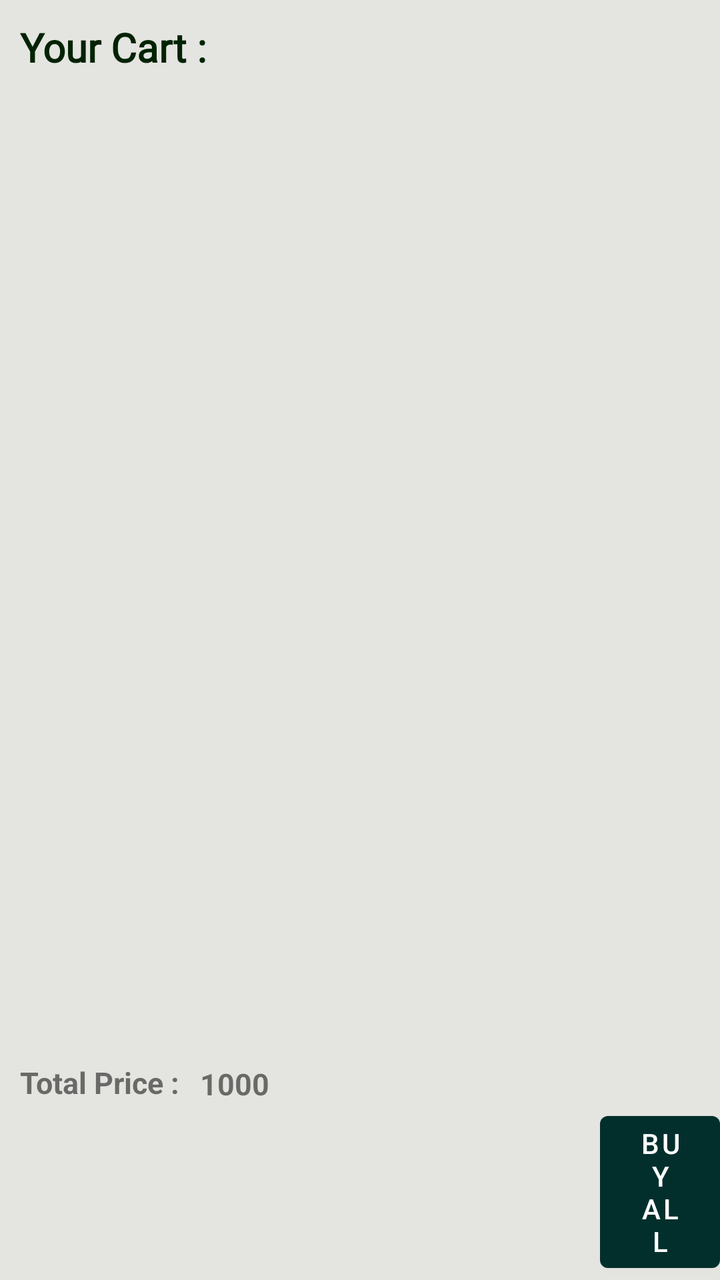
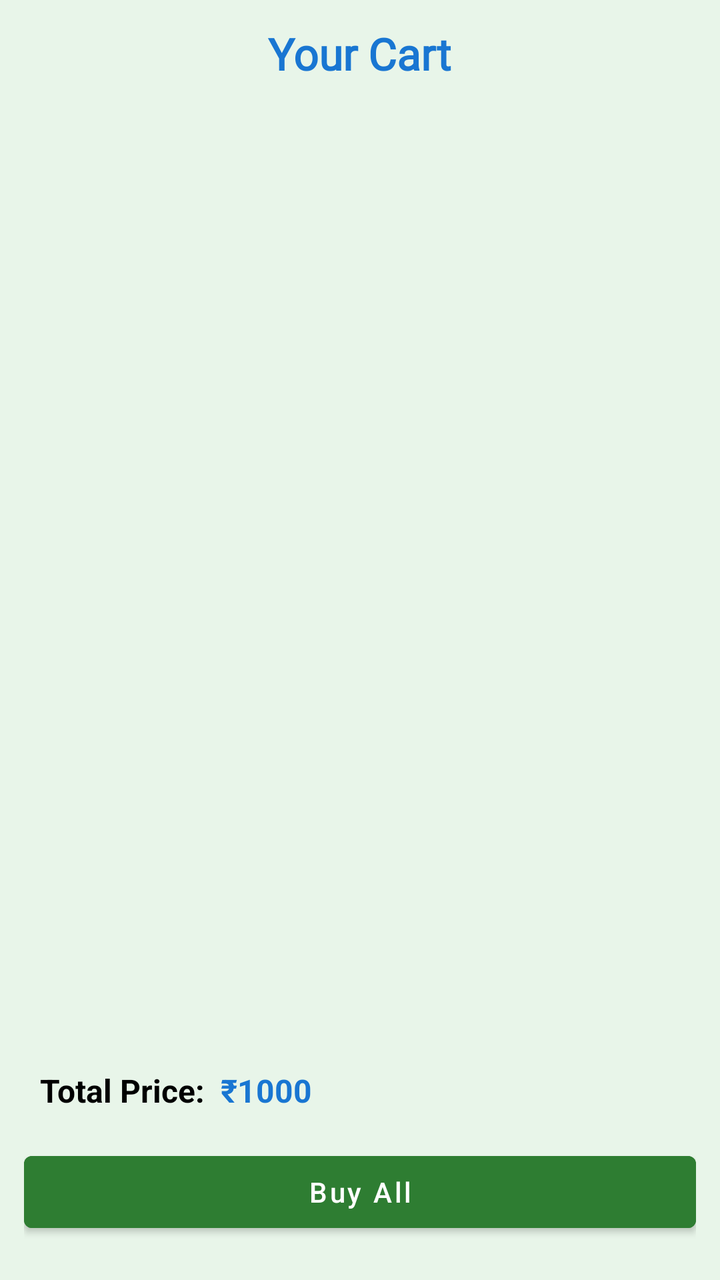

Two renders of the same Android screen: before a commit and after it. Below are the layout's source before the change and the commit's diff.
<!-- AndroidManifest.xml: application theme Theme.AgroGo -->
<!-- res/layout/fragment_user_add2_cart.xml -->
<?xml version="1.0" encoding="utf-8"?>
<layout
    xmlns:android="http://schemas.android.com/apk/res/android"
    xmlns:tools="http://schemas.android.com/tools">
<FrameLayout
    android:layout_width="match_parent"
    android:layout_height="match_parent"
    tools:context="Consumer.UserAdd2CartFragment"
    android:background="#E4E4E1">
    <LinearLayout
        android:layout_width="match_parent"
        android:layout_height="match_parent"
        android:orientation="vertical">
        <TextView
            android:layout_width="wrap_content"
            android:layout_height="wrap_content"
            android:text="Your Cart : "
            android:textStyle="bold"
            android:textColor="@color/blue_700"
            android:fontFamily="@font/bungee"
            android:textSize="20dp"
            android:layout_margin="10dp"/>
        <androidx.recyclerview.widget.RecyclerView
            android:id="@+id/cartRecycler"
            android:layout_width="match_parent"
            android:layout_height="0dp"
            android:layout_weight="1"
            android:layout_margin="5dp"/>
        <TextView
            android:layout_width="wrap_content"
            android:layout_height="wrap_content"
            android:text="Total Price :"
            android:layout_marginLeft="10dp"
            android:textStyle="bold"
            android:textSize="15sp"/>
        <TextView
            android:id="@+id/total_price"
            android:layout_width="wrap_content"
            android:layout_height="wrap_content"
            android:textSize="15sp"
            android:text="1000"
            android:textStyle="bold"
            android:layout_marginLeft="100dp"
            android:layout_marginTop="-20dp"/>
        <Button
            android:id="@+id/buyall_btn"
            android:layout_width="wrap_content"
            android:layout_height="wrap_content"
            android:layout_marginLeft="300dp"
            android:text="Buy All"/>
    </LinearLayout>
</FrameLayout>
</layout>
<!-- resources referenced by this layout -->
<resources>
  <color name="blue_700">#012302</color>
  <style name="Theme.AgroGo" parent="Theme.MaterialComponents.DayNight.NoActionBar">
          
          <item name="colorPrimary">@color/blue_500</item>
          <item name="colorPrimaryVariant">@color/blue_700</item>
          <item name="colorOnPrimary">@color/white</item>
          <item name="colorSecondary">@color/green_500</item>
          <item name="colorOnSecondary">@color/white</item>
          <item name="android:windowContentTransitions">true</item>
  
  
      </style>
  <color name="blue_500">#022F2C</color>
  <color name="white">#FFFFFF</color>
  <color name="green_500">#011B01</color>
</resources>

<!-- the commit's change to res/layout/fragment_user_add2_cart.xml (unified diff, before → after) -->
@@ -1,53 +1,232 @@
 <?xml version="1.0" encoding="utf-8"?>
-<layout
-    xmlns:android="http://schemas.android.com/apk/res/android"
-    xmlns:tools="http://schemas.android.com/tools">
-<FrameLayout
-    android:layout_width="match_parent"
-    android:layout_height="match_parent"
-    tools:context="Consumer.UserAdd2CartFragment"
-    android:background="#E4E4E1">
-    <LinearLayout
+<layout xmlns:android="http://schemas.android.com/apk/res/android"
+    xmlns:tools="http://schemas.android.com/tools"
+    xmlns:app="http://schemas.android.com/apk/res-auto">
+
+    <FrameLayout
         android:layout_width="match_parent"
         android:layout_height="match_parent"
-        android:orientation="vertical">
-        <TextView
-            android:layout_width="wrap_content"
-            android:layout_height="wrap_content"
-            android:text="Your Cart : "
+        tools:context="Consumer.UserAdd2CartFragment"
+        android:background="@color/green_light">
+
+        <LinearLayout
+            android:layout_width="match_parent"
+            android:layout_height="match_parent"
+            android:orientation="vertical"
+            android:padding="12dp">
+
+            
+            <TextView
+                android:layout_width="wrap_content"
+                android:layout_height="wrap_content"
+                android:text="Your Cart"
+                android:textStyle="bold"
+                android:textColor="@color/blue_7100"
+                android:fontFamily="@font/bungee"
+                android:textSize="22sp"
+                android:layout_gravity="center_horizontal"
+                android:layout_marginBottom="8dp" />
+
+            
+            <androidx.recyclerview.widget.RecyclerView
+                android:id="@+id/cartRecycler"
+                android:layout_width="match_parent"
+                android:layout_height="0dp"
+                android:layout_weight="1"
+                android:layout_marginTop="4dp"
+                android:layout_marginBottom="12dp"
+                android:clipToPadding="false"
+                android:padding="4dp"
+                tools:listitem="@layout/cart_layout" />
+            
+            <LinearLayout
+                android:id="@+id/emptyCartLayout"
+                android:layout_width="match_parent"
+                android:layout_height="0dp"
+                android:layout_weight="1"
+                android:orientation="vertical"
+                android:gravity="center"
+                android:visibility="gone">
+                <com.airbnb.lottie.LottieAnimationView
+                    android:id="@+id/emptyslide"
+                    android:layout_width="250dp"
+                    android:layout_height="250dp"
+                    android:layout_marginBottom="16dp"
+                    app:layout_constraintEnd_toEndOf="parent"
+                    app:layout_constraintStart_toStartOf="parent"
+                    app:layout_constraintTop_toTopOf="parent"
+                    app:lottie_autoPlay="true"
+                    app:lottie_loop="true"
+                    app:lottie_rawRes="@raw/emptycart" />
+                <TextView
+                    android:id="@+id/emptyCartText"
+                    android:layout_width="wrap_content"
+                    android:layout_height="wrap_content"
+                    android:text="Your cart is empty!"
+                    android:textSize="18sp"
+                    android:textColor="@color/gray_dark"
+                    android:textStyle="bold" />
+
+                <TextView
+                    android:layout_width="wrap_content"
+                    android:layout_height="wrap_content"
+                    android:text="Start adding fresh products now 🌿"
+                    android:textSize="14sp"
+                    android:textColor="@color/gray_dark"
+                    android:layout_marginTop="4dp" />
+            </LinearLayout>
+            
+            <LinearLayout
+                android:layout_width="match_parent"
+                android:layout_height="wrap_content"
+                android:orientation="horizontal"
+                android:gravity="center_vertical"
+                android:paddingHorizontal="8dp"
+                android:layout_marginBottom="12dp">
+                <TextView
+                    android:layout_width="wrap_content"
+                    android:layout_height="wrap_content"
+                    android:text="Total Price:"
+                    android:textStyle="bold"
+                    android:textSize="16sp"
+                    android:textColor="@color/black"
+                    android:layout_marginEnd="8dp" />
+
+                <TextView
+                    android:id="@+id/total_price"
+                    android:layout_width="wrap_content"
+                    android:layout_height="wrap_content"
+                    android:text="₹1000"
+                    android:textStyle="bold"
+                    android:textSize="16sp"
+                    android:textColor="@color/blue_7100" />
+            </LinearLayout>
+
+            
+            <Button
+                android:id="@+id/buyall_btn"
+                android:layout_width="match_parent"
+                android:layout_height="wrap_content"
+                android:text="Buy All"
+                android:textAllCaps="false"
+                android:textColor="@android:color/white"
+                android:backgroundTint="@color/green_600"
+                android:layout_marginTop="4dp"
+                android:layout_marginBottom="8dp"
+                android:elevation="4dp" />
+        </LinearLayout>
+    </FrameLayout>
+</layout>
+<!-- res/layout/cart_layout.xml (included above) -->
+<?xml version="1.0" encoding="utf-8"?>
+<androidx.cardview.widget.CardView xmlns:android="http://schemas.android.com/apk/res/android"
+    xmlns:app="http://schemas.android.com/apk/res-auto"
+    android:layout_width="match_parent"
+    android:layout_height="wrap_content"
+    android:layout_margin="8dp"
+    app:cardCornerRadius="12dp"
+    app:cardElevation="6dp"
+    android:foreground="?android:attr/selectableItemBackground"
+    android:clickable="true"
+    android:focusable="true">
+
+    <androidx.constraintlayout.widget.ConstraintLayout
+        android:layout_width="match_parent"
+        android:layout_height="wrap_content"
+        android:padding="8dp">
+
+        
+        <ImageView
+            android:id="@+id/prod_imageCart"
+            android:layout_width="120dp"
+            android:layout_height="120dp"
+            android:layout_margin="8dp"
+            android:scaleType="centerCrop"
+            android:src="@drawable/vl"
+            app:layout_constraintTop_toTopOf="parent"
+            app:layout_constraintBottom_toBottomOf="parent"
+            app:layout_constraintStart_toStartOf="parent" />
+
+        
+        <TextView
+            android:id="@+id/prod_nameCart"
+            android:layout_width="0dp"
+            android:layout_height="wrap_content"
+            android:layout_marginStart="8dp"
+            android:text="Product Name"
+            android:textColor="@color/blue_700"
+            android:textSize="18sp"
+            android:textStyle="bold"
+            app:layout_constraintStart_toEndOf="@id/prod_imageCart"
+            app:layout_constraintTop_toTopOf="@id/prod_imageCart"
+            app:layout_constraintEnd_toEndOf="parent" />
+
+        
+        <TextView
+            android:id="@+id/prod_descCart"
+            android:layout_width="0dp"
+            android:layout_height="wrap_content"
+            android:layout_marginTop="4dp"
+            android:layout_marginStart="8dp"
+            android:text="Fresh and organic"
+            android:textColor="@color/blue_700"
+            android:textSize="14sp"
+            app:layout_constraintStart_toEndOf="@id/prod_imageCart"
+            app:layout_constraintTop_toBottomOf="@id/prod_nameCart"
+            app:layout_constraintEnd_toEndOf="parent" />
+
+        
+        <TextView
+            android:id="@+id/prod_priceTagCart"
+            android:layout_width="wrap_content"
+            android:layout_height="wrap_content"
+            android:layout_marginStart="8dp"
+            android:layout_marginTop="6dp"
+            android:text="Price:"
             android:textStyle="bold"
             android:textColor="@color/blue_700"
-            android:fontFamily="@font/bungee"
-            android:textSize="20dp"
-            android:layout_margin="10dp"/>
-        <androidx.recyclerview.widget.RecyclerView
-            android:id="@+id/cartRecycler"
-            android:layout_width="match_parent"
-            android:layout_height="0dp"
-            android:layout_weight="1"
-            android:layout_margin="5dp"/>
-        <TextView
-            android:layout_width="wrap_content"
-            android:layout_height="wrap_content"
-            android:text="Total Price :"
+            app:layout_constraintStart_toEndOf="@id/prod_imageCart"
+            app:layout_constraintTop_toBottomOf="@id/prod_descCart" />
+
+        
+        <TextView
+            android:id="@+id/prod_priceCart"
+            android:layout_width="wrap_content"
+            android:layout_height="wrap_content"
+            android:layout_marginStart="4dp"
+            android:text="₹100"
+            android:textStyle="bold"
+            android:textColor="@color/black"
+            app:layout_constraintStart_toEndOf="@id/prod_priceTagCart"
+            app:layout_constraintTop_toTopOf="@id/prod_priceTagCart" />
+
+        
+
+        <Button
+            android:id="@+id/removeBTNCart"
+            android:layout_width="wrap_content"
+            android:layout_height="wrap_content"
+            app:layout_editor_absoluteX="100dp"
+            android:backgroundTint="@color/red_400"
+            android:text="Remove"
+            app:layout_constraintLeft_toRightOf="@id/prod_imageCart"
+            android:textAllCaps="false"
+            android:textColor="@android:color/white"
             android:layout_marginLeft="10dp"
-            android:textStyle="bold"
-            android:textSize="15sp"/>
-        <TextView
-            android:id="@+id/total_price"
-            android:layout_width="wrap_content"
-            android:layout_height="wrap_content"
-            android:textSize="15sp"
-            android:text="1000"
-            android:textStyle="bold"
-            android:layout_marginLeft="100dp"
-            android:layout_marginTop="-20dp"/>
+            app:layout_constraintBottom_toBottomOf="parent" />
+
         <Button
-            android:id="@+id/buyall_btn"
-            android:layout_width="wrap_content"
-            android:layout_height="wrap_content"
-            android:layout_marginLeft="300dp"
-            android:text="Buy All"/>
-    </LinearLayout>
-</FrameLayout>
-</layout>
+            android:id="@+id/buyBTNCart"
+            android:layout_width="wrap_content"
+            android:layout_height="wrap_content"
+            android:layout_marginLeft="10dp"
+            android:backgroundTint="@color/green_600"
+            android:text="Buy"
+            android:textAllCaps="false"
+            android:textColor="@android:color/white"
+            app:layout_constraintBottom_toBottomOf="parent"
+            app:layout_constraintEnd_toEndOf="parent"
+            app:layout_constraintStart_toEndOf="@id/removeBTNCart" />
+
+    </androidx.constraintlayout.widget.ConstraintLayout>
+</androidx.cardview.widget.CardView>
<!-- resource entries referenced after the edit -->
@@ -1,6 +1,13 @@
 <!-- resources referenced by this layout -->
 <resources>
+  <color name="black">#FF000000</color>
   <color name="blue_700">#012302</color>
+  <color name="blue_7100">#1976D2</color>
+  <color name="gray_dark">#424242</color>
+  <color name="green_600">#2E7D32</color>
+  <color name="green_light">#E8F5E9</color>
+  <color name="red_400">#E53935</color>
+  <!-- drawable vl: png bitmap (drawable, 154055 bytes) -->
   <style name="Theme.AgroGo" parent="Theme.MaterialComponents.DayNight.NoActionBar">
           
           <item name="colorPrimary">@color/blue_500</item>
